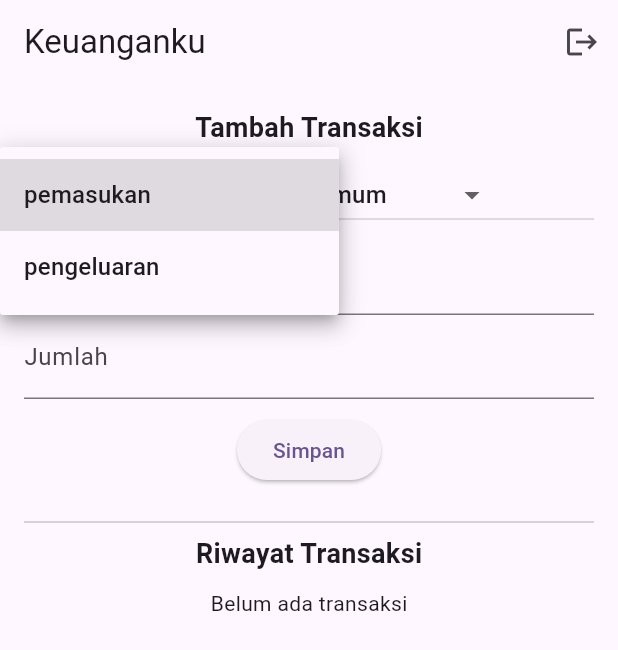
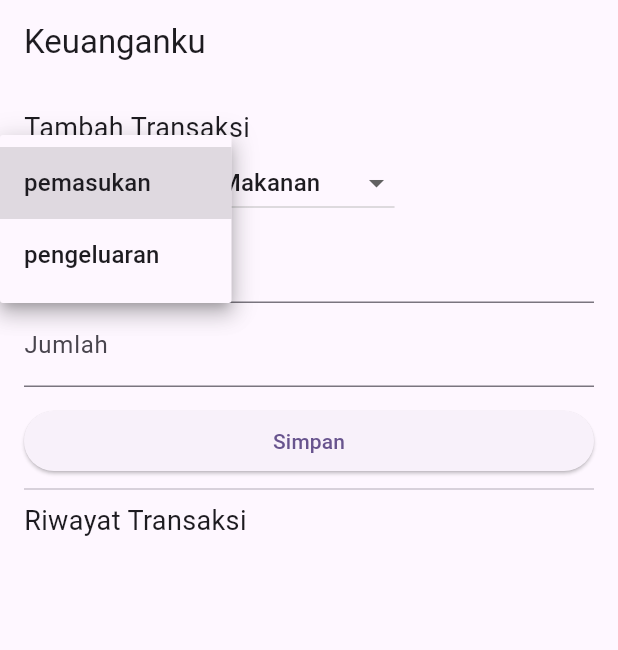
Before and after one commit to gegertook/apkKeuangan, a Flutter app: the HomePage screen opened directly, after a tap on "pemasukan", on a phone screen of 412 x 824 dp. Shown: the top 650 px of the screen. Run offline on Flutter 3.47's test engine with Material 3 defaults, Android fonts, the phone set to English and light mode, and no system bars; our stand-ins replace sqflite, supabase_flutter; accounts and stored records are empty.

```diff
--- a/lib/pages/homepage.dart
+++ b/lib/pages/homepage.dart
@@ -1,6 +1,7 @@
 import 'package:flutter/material.dart';
 import 'package:supabase_flutter/supabase_flutter.dart';
-import 'package:intl/intl.dart';
+import 'package:sqflite/sqflite.dart';
+import 'package:path/path.dart';
 
 class HomePage extends StatefulWidget {
   const HomePage({super.key});
@@ -10,185 +11,180 @@ class HomePage extends StatefulWidget {
 }
 
 class _HomePageState extends State<HomePage> {
-  final _nameController = TextEditingController();
-  final _amountController = TextEditingController();
+  final _namaController = TextEditingController();
+  final _jumlahController = TextEditingController();
+  String _jenis = 'pemasukan';
+  String _kategori = 'Makanan';
 
-  String _selectedType = 'pemasukan';
-  String _selectedCategory = 'Umum';
+  bool _isLoading = false;
+  List<Map<String, dynamic>> _transaksiList = [];
+  Database? _database;
 
-  final List<String> _categories = [
-    'Umum',
-    'Makanan',
-    'Transportasi',
-    'Gaji',
-    'Lainnya',
-  ];
-
-  Future<void> _addTransaction() async {
-    final userId = Supabase.instance.client.auth.currentUser?.id;
-    if (userId == null) return;
-
-    final name = _nameController.text.trim();
-    final amount = double.tryParse(_amountController.text.trim()) ?? 0;
-
-    try {
-      await Supabase.instance.client.from('transactions').insert({
-        'user_id': userId,
-        'type': _selectedType,
-        'category': _selectedCategory,
-        'name': name,
-        'amount': amount,
-        'date': DateTime.now().toIso8601String(),
-      });
-
-      _nameController.clear();
-      _amountController.clear();
-
-      setState(() {}); // refresh tampilan
-    } catch (e) {
-      if (!mounted) return;
-      ScaffoldMessenger.of(context).showSnackBar(
-        SnackBar(content: Text('Gagal menambahkan transaksi: $e')),
-      );
-    }
+  @override
+  void initState() {
+    super.initState();
+    _initDb();
   }
 
-  Future<List<Map<String, dynamic>>> _getTransactions() async {
-    final userId = Supabase.instance.client.auth.currentUser?.id;
-    final res = await Supabase.instance.client
-        .from('transactions')
-        .select()
-        .eq('user_id', userId)
-        .order('date', ascending: false);
+  Future<void> _initDb() async {
+    final dbPath = await getDatabasesPath();
+    final path = join(dbPath, 'transaksi.db');
+    _database = await openDatabase(
+      path,
+      version: 1,
+      onCreate: (db, version) async {
+        await db.execute('''
+          CREATE TABLE transaksi(
+            id INTEGER PRIMARY KEY AUTOINCREMENT,
+            user_id TEXT,
+            type TEXT,
+            category TEXT,
+            name TEXT,
+            amount REAL,
+            date TEXT
+          )
+        ''');
+      },
+    );
+    await _loadTransaksi();
+  }
 
-    return List<Map<String, dynamic>>.from(res);
+  Future<void> _loadTransaksi() async {
+    if (_database == null) return;
+    setState(() {
+      _isLoading = true;
+    });
+
+    final user = Supabase.instance.client.auth.currentUser;
+    final List<Map<String, dynamic>> transaksi = await _database!.query(
+      'transaksi',
+      where: 'user_id = ?',
+      whereArgs: [user?.id],
+      orderBy: 'date DESC',
+    );
+
+    setState(() {
+      _transaksiList = transaksi;
+      _isLoading = false;
+    });
+  }
+
+  Future<void> _simpanTransaksi() async {
+    final user = Supabase.instance.client.auth.currentUser;
+    if (user == null) {
+      ScaffoldMessenger.of(
+        context,
+      ).showSnackBar(const SnackBar(content: Text('User belum login')));
+      return;
+    }
+
+    final nama = _namaController.text.trim();
+    final jumlah = num.tryParse(_jumlahController.text.trim()) ?? 0;
+
+    if (nama.isEmpty || jumlah <= 0) {
+      ScaffoldMessenger.of(context).showSnackBar(
+        const SnackBar(content: Text('Nama dan jumlah wajib diisi')),
+      );
+      return;
+    }
+
+    await _database?.insert('transaksi', {
+      'user_id': user.id,
+      'type': _jenis,
+      'category': _kategori,
+      'name': nama,
+      'amount': jumlah,
+      'date': DateTime.now().toIso8601String(),
+    });
+
+    _namaController.clear();
+    _jumlahController.clear();
+    await _loadTransaksi();
+
+    if (!mounted) return;
+    ScaffoldMessenger.of(context).showSnackBar(
+      const SnackBar(content: Text('Transaksi berhasil disimpan')),
+    );
   }
 
   @override
   Widget build(BuildContext context) {
     return Scaffold(
-      appBar: AppBar(
-        title: const Text('Keuanganku'),
-        actions: [
-          IconButton(
-            icon: const Icon(Icons.logout),
-            onPressed: () async {
-              await Supabase.instance.client.auth.signOut();
-              if (context.mounted) {
-                Navigator.pop(context);
-              }
-            },
-          ),
-        ],
-      ),
+      appBar: AppBar(title: const Text('Keuanganku')),
       body: Padding(
         padding: const EdgeInsets.all(16),
-        child: Column(
+        child: ListView(
           children: [
-            const Text(
-              'Tambah Transaksi',
-              style: TextStyle(fontSize: 18, fontWeight: FontWeight.bold),
-            ),
-            const SizedBox(height: 8),
+            const Text('Tambah Transaksi', style: TextStyle(fontSize: 18)),
             Row(
               children: [
-                Expanded(
-                  child: DropdownButton<String>(
-                    value: _selectedType,
-                    items:
-                        ['pemasukan', 'pengeluaran']
-                            .map(
-                              (e) => DropdownMenuItem(value: e, child: Text(e)),
-                            )
-                            .toList(),
-                    onChanged: (value) {
-                      if (value != null) {
-                        setState(() => _selectedType = value);
-                      }
-                    },
-                  ),
+                DropdownButton<String>(
+                  value: _jenis,
+                  items: const [
+                    DropdownMenuItem(
+                      value: 'pemasukan',
+                      child: Text('pemasukan'),
+                    ),
+                    DropdownMenuItem(
+                      value: 'pengeluaran',
+                      child: Text('pengeluaran'),
+                    ),
+                  ],
+                  onChanged: (value) {
+                    setState(() {
+                      _jenis = value!;
+                    });
+                  },
                 ),
-                const SizedBox(width: 8),
-                Expanded(
-                  child: DropdownButton<String>(
-                    value: _selectedCategory,
-                    items:
-                        _categories
-                            .map(
-                              (e) => DropdownMenuItem(value: e, child: Text(e)),
-                            )
-                            .toList(),
-                    onChanged: (value) {
-                      if (value != null) {
-                        setState(() => _selectedCategory = value);
-                      }
-                    },
-                  ),
+                const SizedBox(width: 16),
+                DropdownButton<String>(
+                  value: _kategori,
+                  items: const [
+                    DropdownMenuItem(value: 'Makanan', child: Text('Makanan')),
+                    DropdownMenuItem(
+                      value: 'Transportasi',
+                      child: Text('Transportasi'),
+                    ),
+                    DropdownMenuItem(value: 'Lainnya', child: Text('Lainnya')),
+                  ],
+                  onChanged: (value) {
+                    setState(() {
+                      _kategori = value!;
+                    });
+                  },
                 ),
               ],
             ),
             TextField(
-              controller: _nameController,
+              controller: _namaController,
               decoration: const InputDecoration(labelText: 'Nama Transaksi'),
             ),
             TextField(
-              controller: _amountController,
+              controller: _jumlahController,
+              decoration: const InputDecoration(labelText: 'Jumlah'),
               keyboardType: TextInputType.number,
-              decoration: const InputDecoration(labelText: 'Jumlah'),
             ),
-            const SizedBox(height: 10),
+            const SizedBox(height: 12),
             ElevatedButton(
-              onPressed: _addTransaction,
+              onPressed: _simpanTransaksi,
               child: const Text('Simpan'),
             ),
-            const SizedBox(height: 16),
             const Divider(),
-            const Text(
-              'Riwayat Transaksi',
-              style: TextStyle(fontSize: 18, fontWeight: FontWeight.bold),
-            ),
-            const SizedBox(height: 10),
-            Expanded(
-              child: FutureBuilder<List<Map<String, dynamic>>>(
-                future: _getTransactions(),
-                builder: (context, snapshot) {
-                  if (!snapshot.hasData) {
-                    return const Center(child: CircularProgressIndicator());
-                  }
-                  final data = snapshot.data!;
-                  if (data.isEmpty) {
-                    return const Text('Belum ada transaksi');
-                  }
-
-                  return ListView.builder(
-                    itemCount: data.length,
-                    itemBuilder: (context, index) {
-                      final tx = data[index];
-                      return ListTile(
-                        leading: Icon(
-                          tx['type'] == 'pemasukan'
-                              ? Icons.arrow_downward
-                              : Icons.arrow_upward,
-                        ),
-                        title: Text(tx['name']),
-                        subtitle: Text(
-                          '${tx['category']} • ${DateFormat.yMd().add_Hm().format(DateTime.parse(tx['date']))}',
-                        ),
-                        trailing: Text(
-                          'Rp ${tx['amount']}',
-                          style: TextStyle(
-                            color:
-                                tx['type'] == 'pemasukan'
-                                    ? Colors.green
-                                    : Colors.red,
+            const Text('Riwayat Transaksi', style: TextStyle(fontSize: 18)),
+            _isLoading
+                ? const Center(child: CircularProgressIndicator())
+                : Column(
+                  children:
+                      _transaksiList.map((item) {
+                        return ListTile(
+                          title: Text(item['name']),
+                          subtitle: Text(
+                            '${item['category']} - ${item['type']}',
                           ),
-                        ),
-                      );
-                    },
-                  );
-                },
-              ),
-            ),
+                          trailing: Text('${item['amount']}'),
+                        );
+                      }).toList(),
+                ),
           ],
         ),
       ),
--- a/pubspec.yaml
+++ b/pubspec.yaml
@@ -32,6 +32,11 @@ dependencies:
     sdk: flutter
   intl: ^0.19.0
   supabase_flutter: ^1.10.0
+  pdf: ^3.10.6
+  printing: ^5.12.0
+  sqflite: ^2.3.0
+  path: ^1.8.0
+  path_provider: ^2.1.1
 
 
   # The following adds the Cupertino Icons font to your application.
```
Also changed, not shown: lib/db_helper.dart (added, +34 -0 lines), pubspec.lock, 5 other files.
